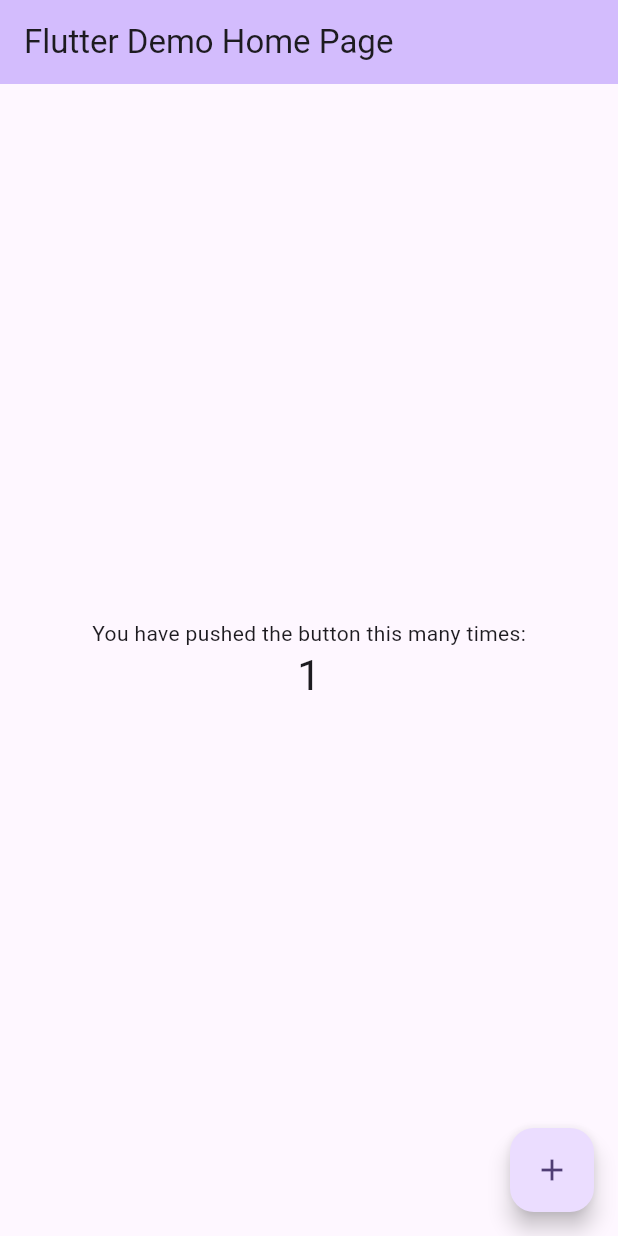
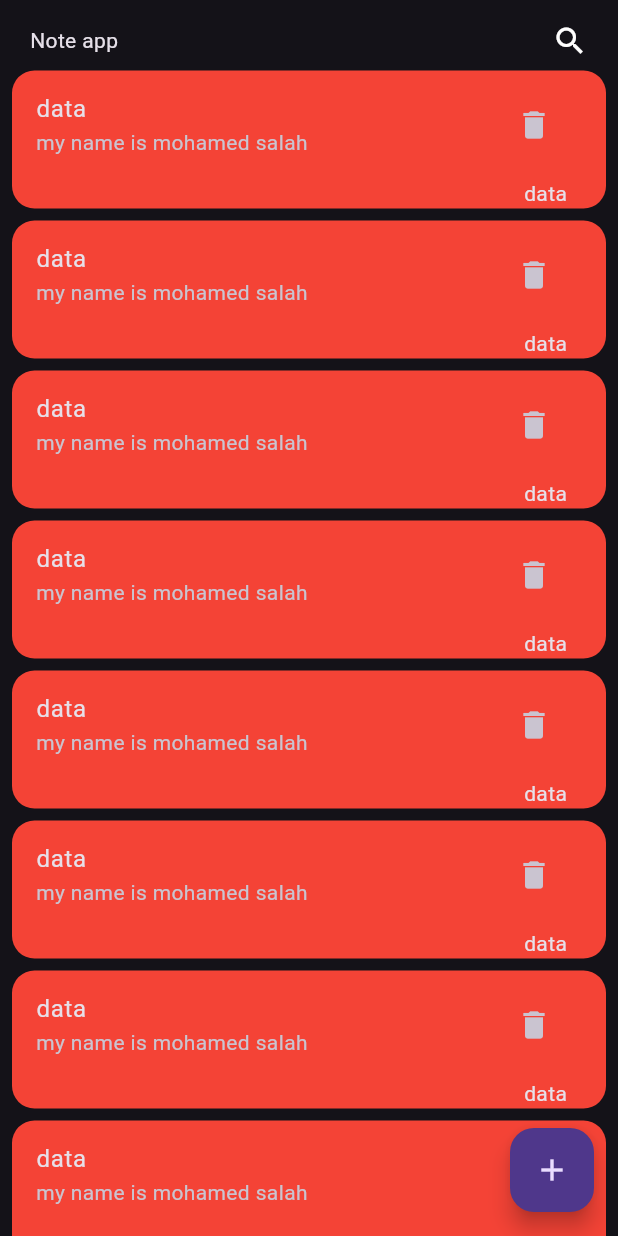
Before and after one commit to MohaMdSalah2003/note, a Flutter app: the screen it shows after launch, after a tap on the "add" icon, on a phone screen of 412 x 824 dp. Run offline on Flutter 3.47's test engine with Material 3 defaults, Android fonts, the phone set to English and light mode, and no system bars.

Commit message:
the first screen ui

```diff
--- /dev/null
+++ b/lib/custom_appbar.dart
@@ -0,0 +1,25 @@
+import 'package:flutter/material.dart';
+
+class CustomAppbar extends StatelessWidget {
+  const CustomAppbar({super.key});
+
+  @override
+  Widget build(BuildContext context) {
+    return Padding(
+      padding: const EdgeInsets.symmetric(horizontal: 20),
+      child: Row(
+        mainAxisAlignment: MainAxisAlignment.spaceBetween,
+        children: [
+          Text('Note app'),
+          GestureDetector(
+             behavior: HitTestBehavior.translucent,
+            onTap: (){},
+            child: Container(
+              child:
+              Icon(Icons.search),
+            ),
+          )
+        ],
+      ),
+    );
+  }}
--- /dev/null
+++ b/lib/home.dart
@@ -0,0 +1,34 @@
+import 'package:flutter/material.dart';
+import 'package:note_app/custom_appbar.dart';
+import 'package:note_app/note_item.dart';
+
+class HomePage extends StatelessWidget {
+  const HomePage({super.key});
+
+  @override
+  Widget build(BuildContext context) {
+    return  Scaffold(
+     floatingActionButton: FloatingActionButton(onPressed: (){},child: Icon(Icons.add),),
+      body: Column(
+        children: [
+          SizedBox(height: 15,),
+          CustomAppbar(),
+          Expanded(child: NoteListView())
+        ],
+      ),
+    );
+  }
+}
+class NoteListView extends StatelessWidget {
+  const NoteListView({super.key});
+
+  @override
+  Widget build(BuildContext context) {
+    return ListView.builder(itemBuilder: (context, index) {
+      return Padding(
+        padding: const EdgeInsets.only(left:8.0,right: 8,top: 8),
+        child: const NoteItem(),
+      );
+    },);
+  }
+}
--- a/lib/main.dart
+++ b/lib/main.dart
@@ -1,122 +1,20 @@
 import 'package:flutter/material.dart';
+import 'package:note_app/home.dart';
 
 void main() {
-  runApp(const MyApp());
+  runApp(const NoteApp());
 }
 
-class MyApp extends StatelessWidget {
-  const MyApp({super.key});
+class NoteApp extends StatelessWidget {
+  const NoteApp({super.key});
 
-  // This widget is the root of your application.
   @override
   Widget build(BuildContext context) {
-    return MaterialApp(
-      title: 'Flutter Demo',
-      theme: ThemeData(
-        // This is the theme of your application.
-        //
-        // TRY THIS: Try running your application with "flutter run". You'll see
-        // the application has a purple toolbar. Then, without quitting the app,
-        // try changing the seedColor in the colorScheme below to Colors.green
-        // and then invoke "hot reload" (save your changes or press the "hot
-        // reload" button in a Flutter-supported IDE, or press "r" if you used
-        // the command line to start the app).
-        //
-        // Notice that the counter didn't reset back to zero; the application
-        // state is not lost during the reload. To reset the state, use hot
-        // restart instead.
-        //
-        // This works for code too, not just values: Most code changes can be
-        // tested with just a hot reload.
-        colorScheme: ColorScheme.fromSeed(seedColor: Colors.deepPurple),
+    return  SafeArea(
+      child: MaterialApp(
+        theme: ThemeData(brightness: Brightness.dark),
+        home: HomePage()
       ),
-      home: const MyHomePage(title: 'Flutter Demo Home Page'),
     );
   }
 }
-
-class MyHomePage extends StatefulWidget {
-  const MyHomePage({super.key, required this.title});
-
-  // This widget is the home page of your application. It is stateful, meaning
-  // that it has a State object (defined below) that contains fields that affect
-  // how it looks.
-
-  // This class is the configuration for the state. It holds the values (in this
-  // case the title) provided by the parent (in this case the App widget) and
-  // used by the build method of the State. Fields in a Widget subclass are
-  // always marked "final".
-
-  final String title;
-
-  @override
-  State<MyHomePage> createState() => _MyHomePageState();
-}
-
-class _MyHomePageState extends State<MyHomePage> {
-  int _counter = 0;
-
-  void _incrementCounter() {
-    setState(() {
-      // This call to setState tells the Flutter framework that something has
-      // changed in this State, which causes it to rerun the build method below
-      // so that the display can reflect the updated values. If we changed
-      // _counter without calling setState(), then the build method would not be
-      // called again, and so nothing would appear to happen.
-      _counter++;
-    });
-  }
-
-  @override
-  Widget build(BuildContext context) {
-    // This method is rerun every time setState is called, for instance as done
-    // by the _incrementCounter method above.
-    //
-    // The Flutter framework has been optimized to make rerunning build methods
-    // fast, so that you can just rebuild anything that needs updating rather
-    // than having to individually change instances of widgets.
-    return Scaffold(
-      appBar: AppBar(
-        // TRY THIS: Try changing the color here to a specific color (to
-        // Colors.amber, perhaps?) and trigger a hot reload to see the AppBar
-        // change color while the other colors stay the same.
-        backgroundColor: Theme.of(context).colorScheme.inversePrimary,
-        // Here we take the value from the MyHomePage object that was created by
-        // the App.build method, and use it to set our appbar title.
-        title: Text(widget.title),
-      ),
-      body: Center(
-        // Center is a layout widget. It takes a single child and positions it
-        // in the middle of the parent.
-        child: Column(
-          // Column is also a layout widget. It takes a list of children and
-          // arranges them vertically. By default, it sizes itself to fit its
-          // children horizontally, and tries to be as tall as its parent.
-          //
-          // Column has various properties to control how it sizes itself and
-          // how it positions its children. Here we use mainAxisAlignment to
-          // center the children vertically; the main axis here is the vertical
-          // axis because Columns are vertical (the cross axis would be
-          // horizontal).
-          //
-          // TRY THIS: Invoke "debug painting" (choose the "Toggle Debug Paint"
-          // action in the IDE, or press "p" in the console), to see the
-          // wireframe for each widget.
-          mainAxisAlignment: MainAxisAlignment.center,
-          children: <Widget>[
-            const Text('You have pushed the button this many times:'),
-            Text(
-              '$_counter',
-              style: Theme.of(context).textTheme.headlineMedium,
-            ),
-          ],
-        ),
-      ),
-      floatingActionButton: FloatingActionButton(
-        onPressed: _incrementCounter,
-        tooltip: 'Increment',
-        child: const Icon(Icons.add),
-      ), // This trailing comma makes auto-formatting nicer for build methods.
-    );
-  }
-}
--- /dev/null
+++ b/lib/note_item.dart
@@ -0,0 +1,31 @@
+import 'package:flutter/material.dart';
+
+class NoteItem extends StatelessWidget {
+  const NoteItem({super.key});
+
+  @override
+  Widget build(BuildContext context) {
+    return  Container(
+
+    decoration: BoxDecoration(
+      color: Colors.red,
+      borderRadius: BorderRadius.circular(15)
+    ),
+
+
+
+      child: Column(
+
+        crossAxisAlignment: CrossAxisAlignment.end,
+        children: [
+          ListTile(title: Text("data"),
+          subtitle: Text("my name is mohamed salah"),
+          trailing:IconButton(onPressed: (){}, icon:Icon(Icons.delete)),),
+          Padding(
+            padding: const EdgeInsets.only(right:26),
+            child: Text('data'),
+          )
+        ],
+      ));
+  }
+}
```
Also changed, not shown: 2 other files.
